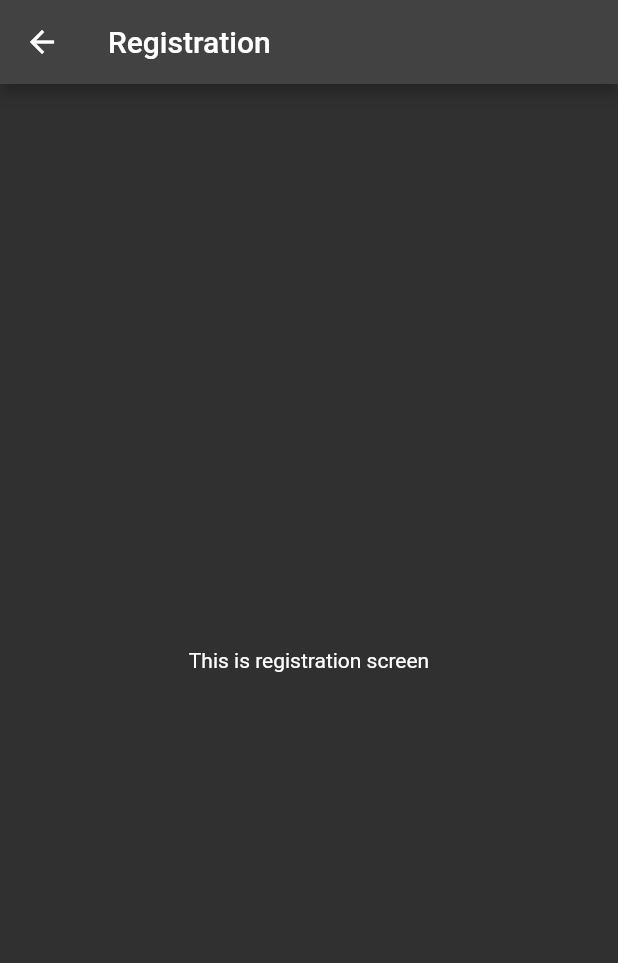
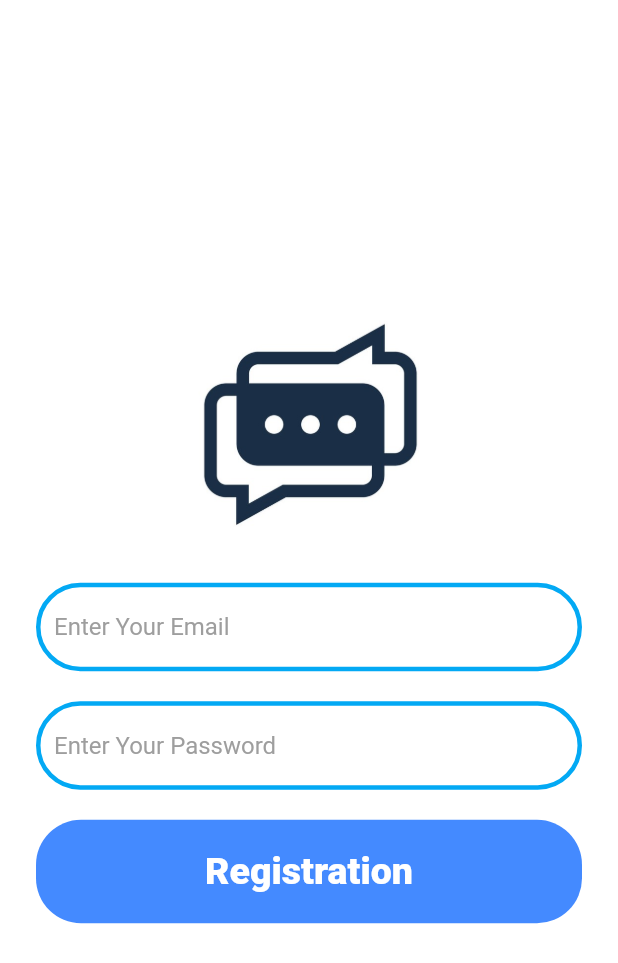
Before and after one commit to anup-paul/flutter_chat_app, a Flutter app: the RegisterScreen screen opened by its route, on a phone screen of 412 x 824 dp. Shown: the top 963 px of the screen. Run offline on Flutter 3.47's test engine with Material 2 defaults, Android fonts, the phone set to English and light mode, and no system bars.

Commit message:
registration screen done

```diff
--- a/lib/screens/register_screen.dart
+++ b/lib/screens/register_screen.dart
@@ -13,11 +13,93 @@ class _RegisterScreenState extends State<RegisterScreen> {
   Widget build(BuildContext context) {
     return SafeArea(
       child: Scaffold(
-        appBar: AppBar(
-          title: const Text("Registration"),
-        ),
-        body: const Center(
-          child: Text('This is registration screen'),
+        backgroundColor: Colors.white,
+        body: Padding(
+          padding: const EdgeInsets.symmetric(horizontal: 24),
+          child: Column(
+            mainAxisAlignment: MainAxisAlignment.center,
+            crossAxisAlignment: CrossAxisAlignment.stretch,
+            children: [
+              Container(
+                height: 150,
+                child: Image.asset('assets/images/chat_logo.jpg'),
+              ),
+              const SizedBox(
+                height: 30,
+              ),
+              TextFormField(
+                decoration: const InputDecoration(
+                  hintText: "Enter Your Email",
+                  hintStyle: TextStyle(color: Colors.grey),
+                  border: OutlineInputBorder(
+                    borderRadius: BorderRadius.all(
+                      Radius.circular(32.0),
+                    ),
+                  ),
+                  enabledBorder: OutlineInputBorder(
+                    borderSide: BorderSide(color: Colors.lightBlue, width: 3),
+                    borderRadius: BorderRadius.all(
+                      Radius.circular(32),
+                    ),
+                  ),
+                  focusedBorder: OutlineInputBorder(
+                    borderSide:
+                        BorderSide(color: Colors.lightBlueAccent, width: 3),
+                    borderRadius: BorderRadius.all(
+                      Radius.circular(32),
+                    ),
+                  ),
+                ),
+              ),
+              const SizedBox(
+                height: 20,
+              ),
+              TextFormField(
+                decoration: const InputDecoration(
+                  hintText: "Enter Your Password",
+                  hintStyle: TextStyle(color: Colors.grey),
+                  border: OutlineInputBorder(
+                    borderRadius: BorderRadius.all(
+                      Radius.circular(32.0),
+                    ),
+                  ),
+                  enabledBorder: OutlineInputBorder(
+                    borderSide: BorderSide(color: Colors.lightBlue, width: 3),
+                    borderRadius: BorderRadius.all(
+                      Radius.circular(32),
+                    ),
+                  ),
+                  focusedBorder: OutlineInputBorder(
+                    borderSide:
+                        BorderSide(color: Colors.lightBlueAccent, width: 3),
+                    borderRadius: BorderRadius.all(
+                      Radius.circular(32),
+                    ),
+                  ),
+                ),
+              ),
+              const SizedBox(
+                height: 20,
+              ),
+              Material(
+                color: Colors.blueAccent,
+                borderRadius: BorderRadius.circular(30),
+                child: MaterialButton(
+                  onPressed: () {
+                    //Navigator.pushNamed(context, '/registrationScreen');
+                  },
+                  child: const Padding(
+                    padding: EdgeInsets.all(20),
+                    child: Text(
+                      'Registration',
+                      style:
+                          TextStyle(fontSize: 25, fontWeight: FontWeight.w900),
+                    ),
+                  ),
+                ),
+              ),
+            ],
+          ),
         ),
       ),
     );
```
